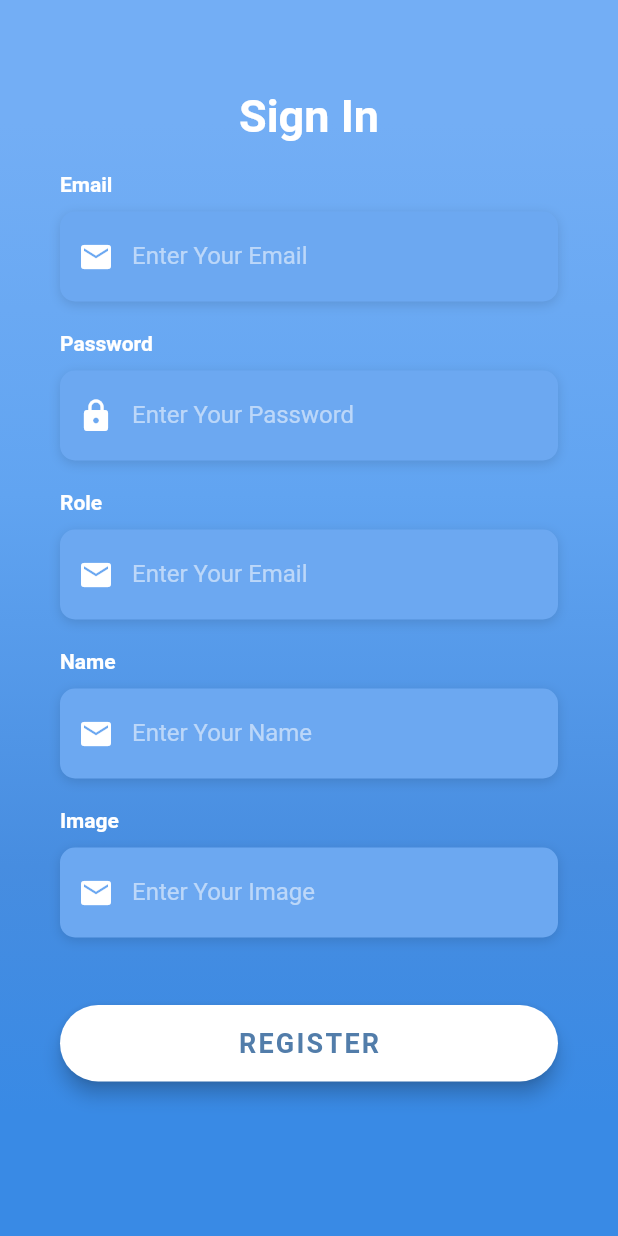
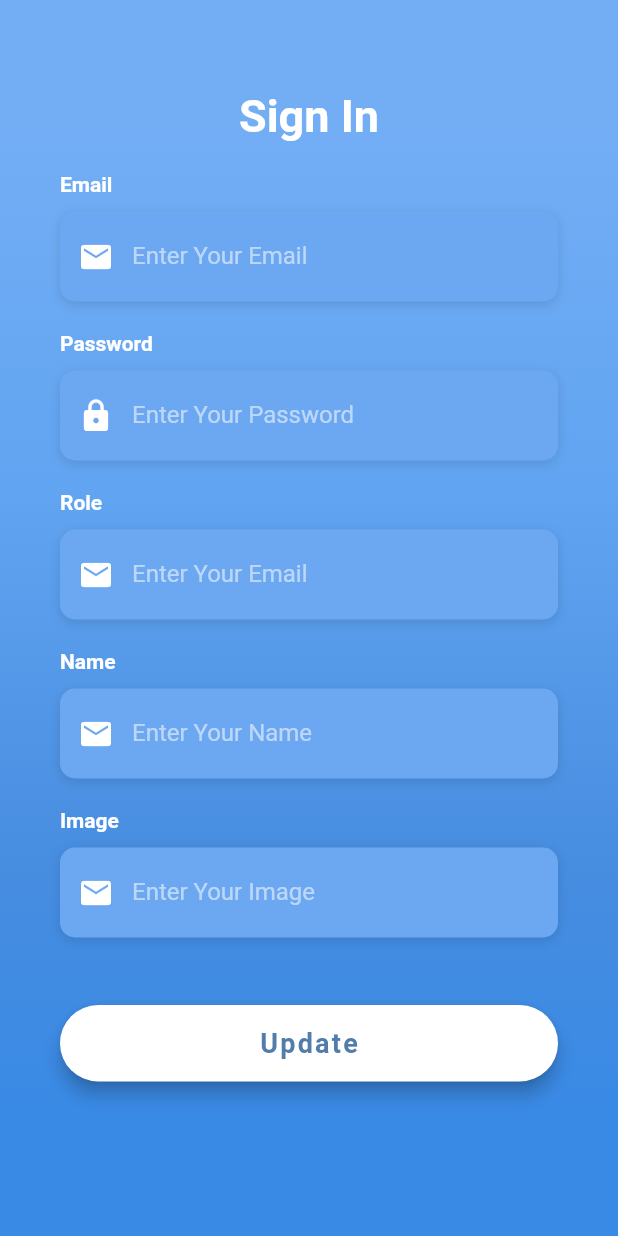
Before and after one commit to AsepRidwan22/TurnamenFrontEnd, a Flutter app: the UbahScreen screen opened directly with empty values, on a phone screen of 412 x 824 dp. Run offline on Flutter 3.47's test engine with Material 2 defaults, Android fonts, the phone set to English and light mode, and no system bars; network calls fail; Roboto replaces fonts that are missing (OpenSans); statements that could not run were skipped.

Commit message:
update sudah jalan

```diff
--- a/lib/menu/form/ubah.dart
+++ b/lib/menu/form/ubah.dart
@@ -7,6 +7,7 @@ import 'dart:ui';
 import 'package:flutter/material.dart';
 import 'package:login_final/network_utils/api.dart';
 import 'package:login_final/utilities/constants.dart';
+import 'package:login_final/menu/menu_screen.dart';
 
 class UbahScreen extends StatefulWidget {
   final String dataEdit;
@@ -17,8 +18,9 @@ class UbahScreen extends StatefulWidget {
 }
 
 class _UbahScreenState extends State<UbahScreen> {
+  int id = 0;
+  String email = "", password = "", role = "", name = "", image = "";
   late Map<String, dynamic> dataNew;
-  String email = "", password = "", role = "", name = "", image = "";
   final _controllerEmail = TextEditingController();
   final _controllerName = TextEditingController();
   final _controllerRole = TextEditingController();
@@ -28,6 +30,7 @@ class _UbahScreenState extends State<UbahScreen> {
   void initState() {
     super.initState();
     dataNew = json.decode(widget.dataEdit);
+    id = dataNew['id'] ?? 0;
     email = dataNew['email'] ?? "";
     name = dataNew['name'] ?? "";
     role = dataNew['role'] ?? "";
@@ -37,6 +40,37 @@ class _UbahScreenState extends State<UbahScreen> {
     _controllerName.text = dataNew['name'] ?? "";
     _controllerRole.text = dataNew['role'] ?? "";
     _controllerImage.text = dataNew['image'] ?? "";
+  }
+
+  void update() async {
+    var data = {
+      'email': email,
+      'pasword': password,
+      'role': role,
+      'name': name,
+      'image': image
+    };
+
+    var res = await Network().authData(data, '/update/' + id.toString());
+    var body = json.decode(res.body);
+
+    print(body);
+    if (body['status'] == 1) {
+      ScaffoldMessenger.of(context)
+          .showSnackBar(SnackBar(content: Text("Update Berhasil")));
+      Navigator.of(context)
+          .push(MaterialPageRoute(builder: (BuildContext _) => MenuScreen()));
+    } else {
+      var pesanError = "";
+      if (body['reason'] != null) {
+        pesanError = body['reason'];
+      } else {
+        pesanError = "Gagal Update";
+      }
+
+      ScaffoldMessenger.of(context)
+          .showSnackBar(SnackBar(content: Text(pesanError)));
+    }
   }
 
   Widget _buildEmailTF() {
@@ -206,19 +240,19 @@ class _UbahScreenState extends State<UbahScreen> {
     );
   }
 
-  Widget _buildRegisterBtn() {
+  Widget _buildUpdateBtn() {
     return Container(
       padding: EdgeInsets.symmetric(vertical: 25.0),
       width: double.infinity,
       child: RaisedButton(
         elevation: 5.0,
-        onPressed: () => null,
+        onPressed: () => update(),
         padding: EdgeInsets.all(15.0),
         shape:
             RoundedRectangleBorder(borderRadius: BorderRadius.circular(30.0)),
         color: Colors.white,
         child: Text(
-          'REGISTER',
+          'Update',
           style: TextStyle(
               color: Color(0xFF527DAA),
               letterSpacing: 1.5,
@@ -294,7 +328,7 @@ class _UbahScreenState extends State<UbahScreen> {
                   SizedBox(
                     height: 20.0,
                   ),
-                  _buildRegisterBtn()
+                  _buildUpdateBtn()
                 ],
               ),
             ),
--- a/lib/network_utils/api.dart
+++ b/lib/network_utils/api.dart
@@ -2,7 +2,7 @@ import 'dart:convert';
 import 'package:http/http.dart' as http;
 
 class Network {
-  final String _url = 'http://192.168.100.91:7777/api';
+  final String _url = 'http://192.168.100.36:7777/api';
   // 'http://localhost:7777/api/';
 
   authData(data, apiUrl) async {
```
Also changed, not shown: lib/menu/controller_user.dart (deleted, +0 -18 lines), lib/menu/model_user.dart (deleted, +0 -22 lines).
